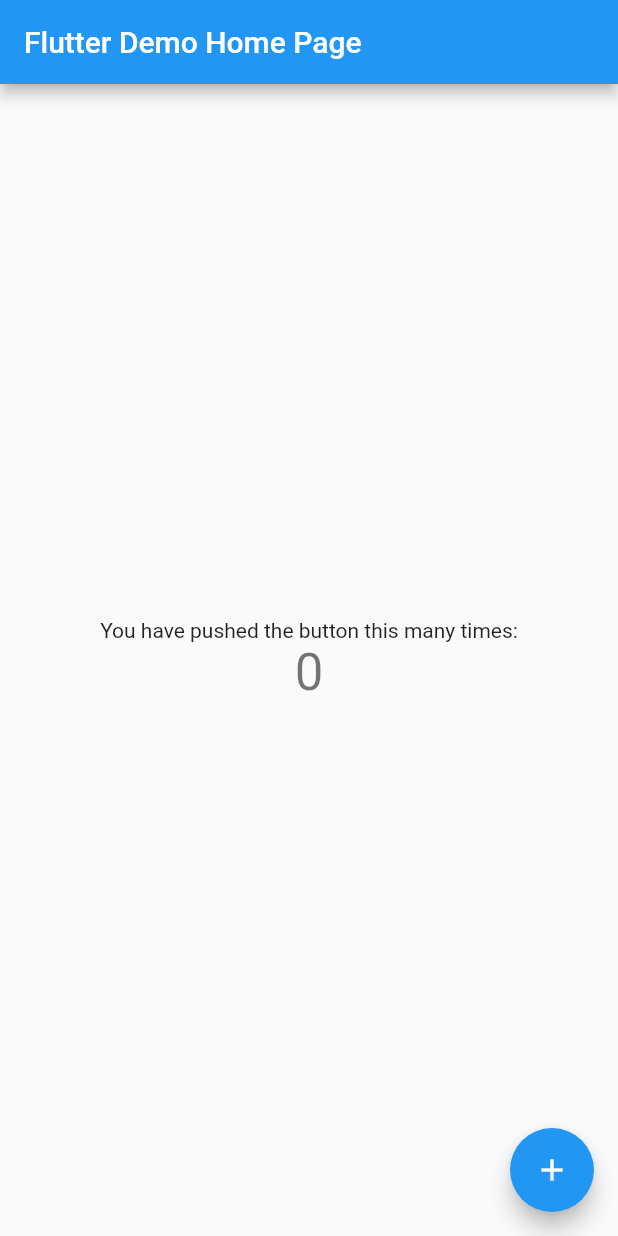
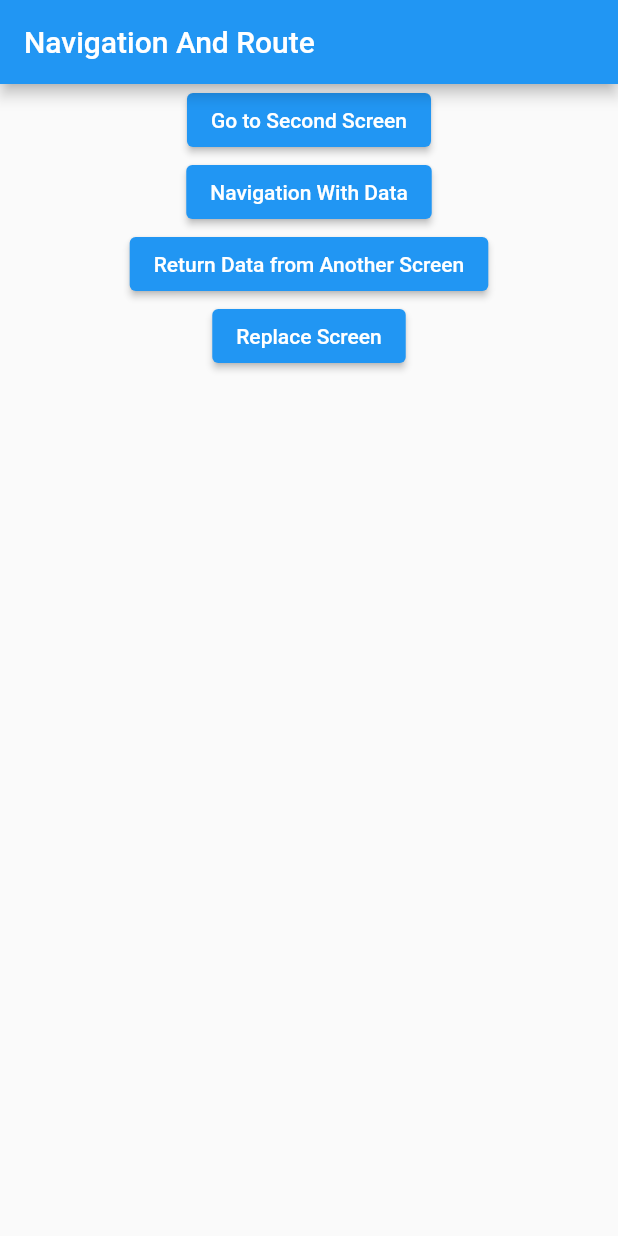
Before and after one commit to akhdanpangestuajiwidodo/Navigation-And-Route, a Flutter app: the screen it shows after launch, on a phone screen of 412 x 824 dp. Run offline on Flutter 3.47's test engine with Material 2 defaults, Android fonts, the phone set to English and light mode, and no system bars.

Commit message:
Create FirstScreen Widget

```diff
--- a/lib/main.dart
+++ b/lib/main.dart
@@ -13,92 +13,41 @@ class MyApp extends StatelessWidget {
       theme: ThemeData(
         primarySwatch: Colors.blue,
       ),
-      home: MyHomePage(title: 'Flutter Demo Home Page'),
+      home: FirstScreen(),
     );
   }
 }
 
-class MyHomePage extends StatefulWidget {
-  MyHomePage({Key? key, required this.title}) : super(key: key);
-
-  // This widget is the home page of your application. It is stateful, meaning
-  // that it has a State object (defined below) that contains fields that affect
-  // how it looks.
-
-  // This class is the configuration for the state. It holds the values (in this
-  // case the title) provided by the parent (in this case the App widget) and
-  // used by the build method of the State. Fields in a Widget subclass are
-  // always marked "final".
-
-  final String title;
-
-  @override
-  _MyHomePageState createState() => _MyHomePageState();
-}
-
-class _MyHomePageState extends State<MyHomePage> {
-  int _counter = 0;
-
-  void _incrementCounter() {
-    setState(() {
-      // This call to setState tells the Flutter framework that something has
-      // changed in this State, which causes it to rerun the build method below
-      // so that the display can reflect the updated values. If we changed
-      // _counter without calling setState(), then the build method would not be
-      // called again, and so nothing would appear to happen.
-      _counter++;
-    });
-  }
-
+class FirstScreen extends StatelessWidget{
   @override
   Widget build(BuildContext context) {
-    // This method is rerun every time setState is called, for instance as done
-    // by the _incrementCounter method above.
-    //
-    // The Flutter framework has been optimized to make rerunning build methods
-    // fast, so that you can just rebuild anything that needs updating rather
-    // than having to individually change instances of widgets.
+    // TODO: implement build
     return Scaffold(
       appBar: AppBar(
-        // Here we take the value from the MyHomePage object that was created by
-        // the App.build method, and use it to set our appbar title.
-        title: Text(widget.title),
+        title: Text("Navigation And Route"),
       ),
       body: Center(
-        // Center is a layout widget. It takes a single child and positions it
-        // in the middle of the parent.
         child: Column(
-          // Column is also a layout widget. It takes a list of children and
-          // arranges them vertically. By default, it sizes itself to fit its
-          // children horizontally, and tries to be as tall as its parent.
-          //
-          // Invoke "debug painting" (press "p" in the console, choose the
-          // "Toggle Debug Paint" action from the Flutter Inspector in Android
-          // Studio, or the "Toggle Debug Paint" command in Visual Studio Code)
-          // to see the wireframe for each widget.
-          //
-          // Column has various properties to control how it sizes itself and
-          // how it positions its children. Here we use mainAxisAlignment to
-          // center the children vertically; the main axis here is the vertical
-          // axis because Columns are vertical (the cross axis would be
-          // horizontal).
-          mainAxisAlignment: MainAxisAlignment.center,
           children: <Widget>[
-            Text(
-              'You have pushed the button this many times:',
+            ElevatedButton(
+                onPressed: (){},
+                child: Text("Go to Second Screen"),
             ),
-            Text(
-              '$_counter',
-              style: Theme.of(context).textTheme.headline4,
+            ElevatedButton(
+                onPressed: (){},
+                child: Text("Navigation With Data"),
+            ),
+            ElevatedButton(
+              child: Text('Return Data from Another Screen'),
+              onPressed: () {},
+            ),
+            ElevatedButton(
+              child: Text('Replace Screen'),
+              onPressed: () {},
             ),
           ],
         ),
       ),
-      floatingActionButton: FloatingActionButton(
-        onPressed: _incrementCounter,
-        tooltip: 'Increment',
-        child: Icon(Icons.add),
-      ), // This trailing comma makes auto-formatting nicer for build methods.
     );
   }
 }
```
